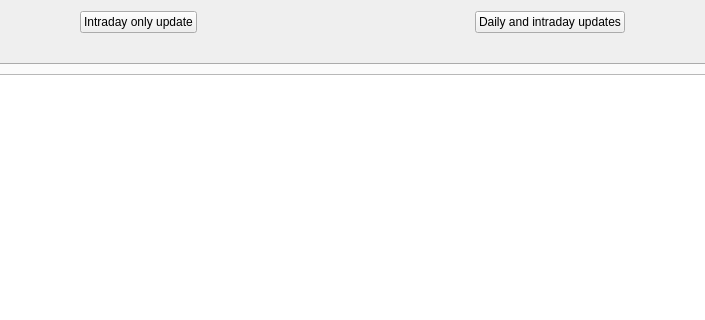
Before: the Qt Designer form ui/wdgQuotesUpdate.ui in turulomio/xulpymoney, drawn with Qt 5; both pictures show x 202 to 907 and y 0 to 320 of the 1109 by 795 pixel window.
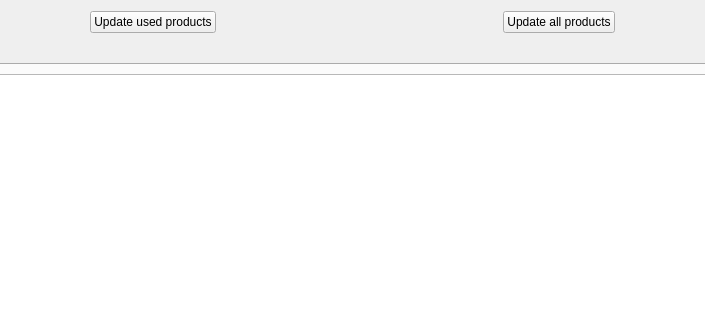
After: the same form once the commit is applied. Icons and pictures are not drawn.

Commit message: Changed intraday update to used update

Patch:
```diff
--- a/ui/wdgQuotesUpdate.ui
+++ b/ui/wdgQuotesUpdate.ui
@@ -31,7 +31,7 @@
        <item>
         <widget class="QPushButton" name="cmdIntraday">
          <property name="text">
-          <string>Intraday only update</string>
+          <string>Update used products</string>
          </property>
          <property name="icon">
           <iconset resource="../images/xulpymoney.qrc">
@@ -55,7 +55,7 @@
        <item>
         <widget class="QPushButton" name="cmdAll">
          <property name="text">
-          <string>Daily and intraday updates</string>
+          <string>Update all products</string>
          </property>
          <property name="icon">
           <iconset resource="../images/xulpymoney.qrc">
```
Left out of the diff: 2 changed lines with no effect on the pictures. The commit also changes 2 other files.
